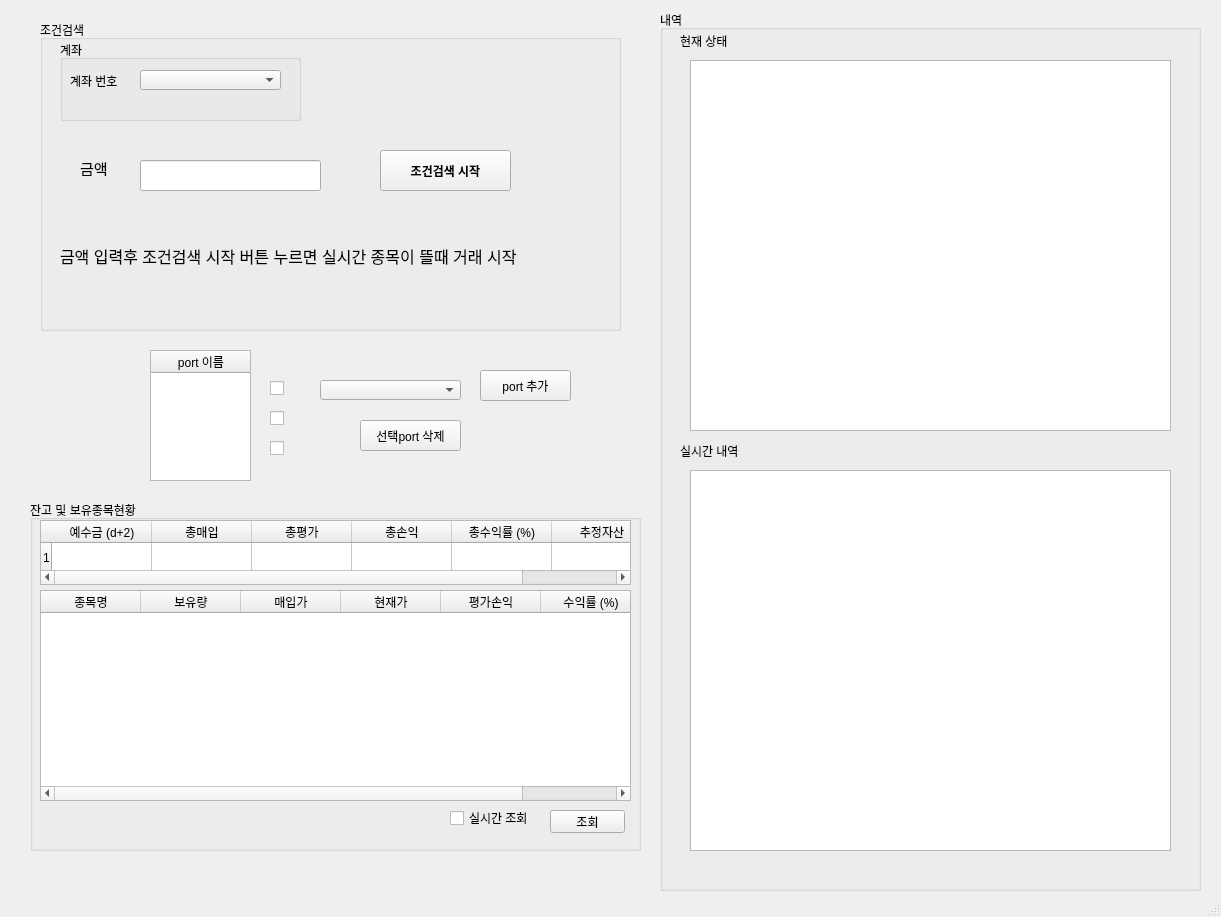
Qt form exam_2.ui (sungju1572/auto_trade_4) before a commit.
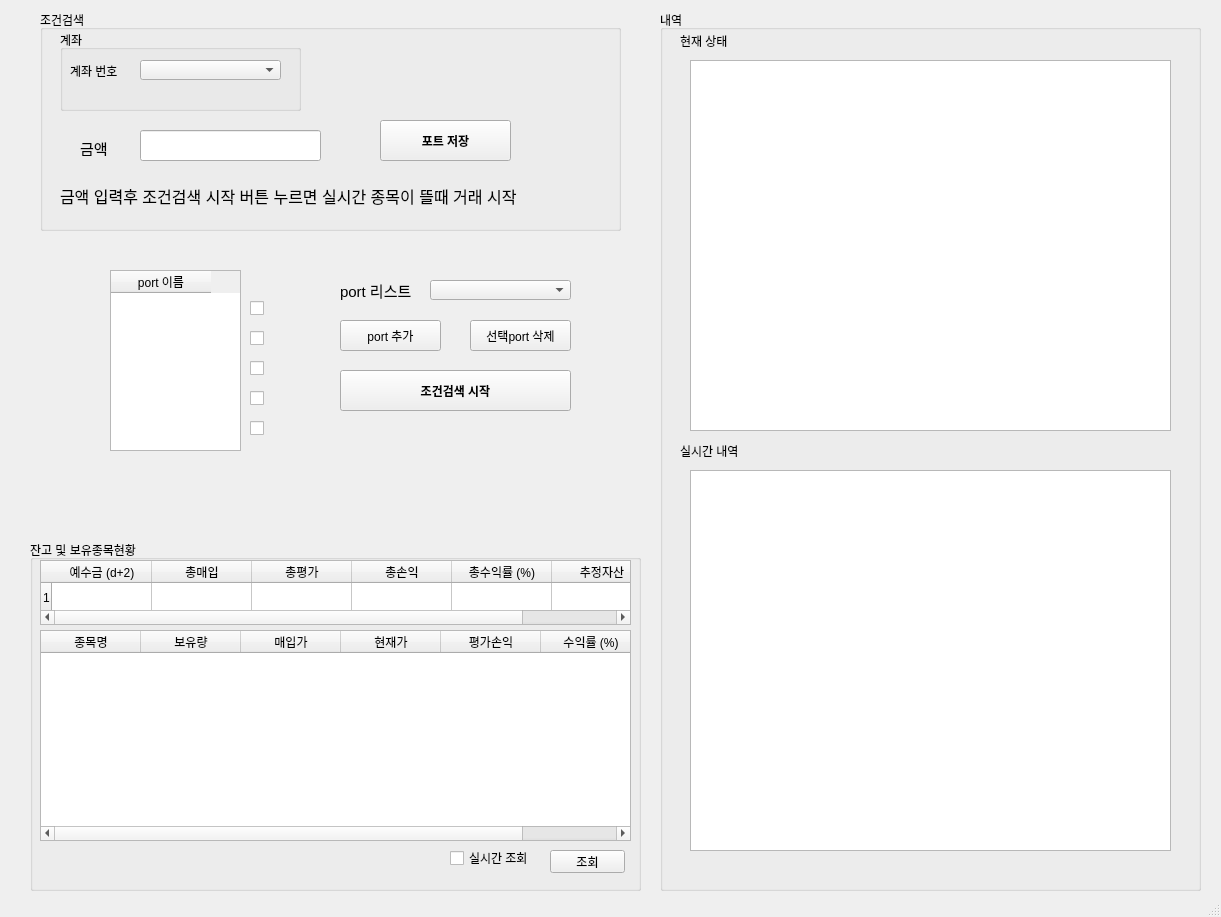
The same form after that commit. Icons and pictures are not drawn.

Commit message: 포트 입력 테이블 5칸으로 변경

Patch:
```diff
--- a/exam_2.ui
+++ b/exam_2.ui
@@ -22,7 +22,7 @@
     <property name="geometry">
      <rect>
       <x>30</x>
-      <y>500</y>
+      <y>540</y>
       <width>611</width>
       <height>351</height>
      </rect>
@@ -145,9 +145,9 @@
     <property name="geometry">
      <rect>
       <x>40</x>
-      <y>20</y>
+      <y>10</y>
       <width>581</width>
-      <height>311</height>
+      <height>221</height>
      </rect>
     </property>
     <property name="title">
@@ -157,7 +157,7 @@
      <property name="geometry">
       <rect>
        <x>340</x>
-       <y>130</y>
+       <y>110</y>
        <width>131</width>
        <height>41</height>
       </rect>
@@ -169,14 +169,14 @@
       </font>
      </property>
      <property name="text">
-      <string>조건검색 시작</string>
+      <string>포트 저장</string>
      </property>
     </widget>
     <widget class="QLineEdit" name="lineEdit_9">
      <property name="geometry">
       <rect>
        <x>100</x>
-       <y>140</y>
+       <y>120</y>
        <width>181</width>
        <height>31</height>
       </rect>
@@ -191,7 +191,7 @@
      <property name="geometry">
       <rect>
        <x>40</x>
-       <y>140</y>
+       <y>130</y>
        <width>31</width>
        <height>16</height>
       </rect>
@@ -245,7 +245,7 @@
      <property name="geometry">
       <rect>
        <x>20</x>
-       <y>200</y>
+       <y>150</y>
        <width>531</width>
        <height>71</height>
       </rect>
@@ -322,10 +322,10 @@
    <widget class="QTableWidget" name="tableWidget_3">
     <property name="geometry">
      <rect>
-      <x>150</x>
-      <y>350</y>
-      <width>101</width>
-      <height>131</height>
+      <x>110</x>
+      <y>270</y>
+      <width>131</width>
+      <height>181</height>
      </rect>
     </property>
     <column>
@@ -337,8 +337,8 @@
    <widget class="QCheckBox" name="checkBox_2">
     <property name="geometry">
      <rect>
-      <x>270</x>
-      <y>380</y>
+      <x>250</x>
+      <y>300</y>
       <width>21</width>
       <height>16</height>
      </rect>
@@ -350,8 +350,8 @@
    <widget class="QCheckBox" name="checkBox_3">
     <property name="geometry">
      <rect>
-      <x>270</x>
-      <y>410</y>
+      <x>250</x>
+      <y>330</y>
       <width>21</width>
       <height>16</height>
      </rect>
@@ -363,8 +363,8 @@
    <widget class="QCheckBox" name="checkBox_4">
     <property name="geometry">
      <rect>
-      <x>270</x>
-      <y>440</y>
+      <x>250</x>
+      <y>360</y>
       <width>21</width>
       <height>16</height>
      </rect>
@@ -376,9 +376,9 @@
    <widget class="QPushButton" name="pushButton_2">
     <property name="geometry">
      <rect>
-      <x>480</x>
-      <y>370</y>
-      <width>91</width>
+      <x>340</x>
+      <y>320</y>
+      <width>101</width>
       <height>31</height>
      </rect>
     </property>
@@ -389,8 +389,8 @@
    <widget class="QComboBox" name="comboBox_2">
     <property name="geometry">
      <rect>
-      <x>320</x>
-      <y>380</y>
+      <x>430</x>
+      <y>280</y>
       <width>141</width>
       <height>20</height>
      </rect>
@@ -399,8 +399,8 @@
    <widget class="QPushButton" name="pushButton_3">
     <property name="geometry">
      <rect>
-      <x>360</x>
-      <y>420</y>
+      <x>470</x>
+      <y>320</y>
       <width>101</width>
       <height>31</height>
      </rect>
@@ -409,6 +409,69 @@
      <string>선택port 삭제</string>
     </property>
    </widget>
+   <widget class="QPushButton" name="pushButton_6">
+    <property name="geometry">
+     <rect>
+      <x>340</x>
+      <y>370</y>
+      <width>231</width>
+      <height>41</height>
+     </rect>
+    </property>
+    <property name="font">
+     <font>
+      <weight>75</weight>
+      <bold>true</bold>
+     </font>
+    </property>
+    <property name="text">
+     <string>조건검색 시작</string>
+    </property>
+   </widget>
+   <widget class="QLabel" name="label_5">
+    <property name="geometry">
+     <rect>
+      <x>340</x>
+      <y>280</y>
+      <width>71</width>
+      <height>21</height>
+     </rect>
+    </property>
+    <property name="font">
+     <font>
+      <pointsize>11</pointsize>
+     </font>
+    </property>
+    <property name="text">
+     <string>port 리스트</string>
+    </property>
+   </widget>
+   <widget class="QCheckBox" name="checkBox_5">
+    <property name="geometry">
+     <rect>
+      <x>250</x>
+      <y>390</y>
+      <width>21</width>
+      <height>16</height>
+     </rect>
+    </property>
+    <property name="text">
+     <string/>
+    </property>
+   </widget>
+   <widget class="QCheckBox" name="checkBox_6">
+    <property name="geometry">
+     <rect>
+      <x>250</x>
+      <y>420</y>
+      <width>21</width>
+      <height>16</height>
+     </rect>
+    </property>
+    <property name="text">
+     <string/>
+    </property>
+   </widget>
   </widget>
   <widget class="QStatusBar" name="statusbar"/>
  </widget>
```
